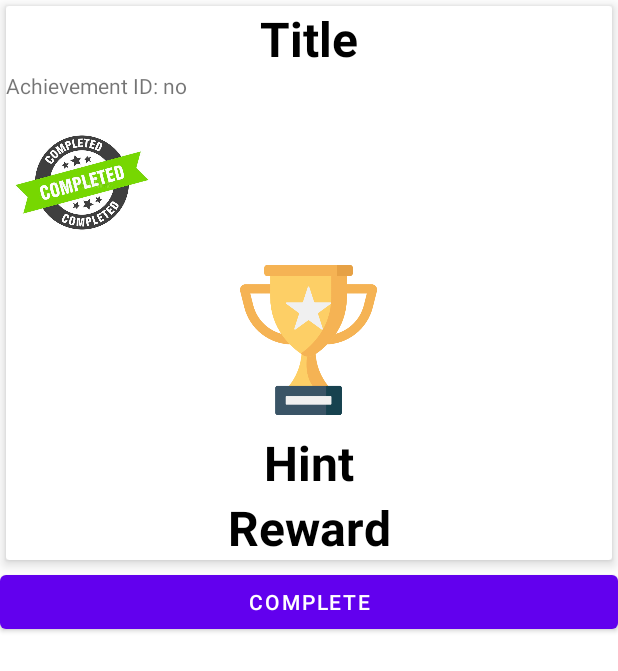
After one commit to leejowyn/quit_smoke, an Android app: the layout user_list.xml on its own in the app's theme, with its tools: preview values and no code run, on a phone screen of 412 x 824 dp. The commit adds this screen. Shown: the top 671 px of the screen. Run offline under Robolectric (Android 15) with nearby library versions, the phone set to English and light mode, and no system bars; network calls fail.

Commit message:
achievement commit

```diff
--- /dev/null
+++ b/app/src/main/res/layout/user_list.xml
@@ -0,0 +1,98 @@
+<?xml version="1.0" encoding="utf-8"?>
+<LinearLayout
+    xmlns:android="http://schemas.android.com/apk/res/android"
+    android:orientation="vertical"
+    android:layout_width="match_parent"
+    android:layout_height="match_parent"
+    xmlns:app="http://schemas.android.com/apk/res-auto">
+
+    <androidx.cardview.widget.CardView
+        android:layout_width="match_parent"
+        android:layout_height="wrap_content"
+        android:layout_margin="4dp"
+        app:cardElevation="5dp"
+        android:id="@+id/cardView">
+
+        <LinearLayout
+            android:layout_width="match_parent"
+            android:layout_height="wrap_content"
+            android:orientation="vertical">
+
+            <TextView
+                android:layout_width="match_parent"
+                android:layout_height="wrap_content"
+                android:id="@+id/tv_title"
+                android:gravity="center"
+                android:text="Title"
+                android:textSize="32dp"
+                android:textStyle="bold"
+                android:textColor="@color/black"/>
+
+        <LinearLayout
+            android:layout_width="match_parent"
+            android:layout_height="wrap_content"
+            android:orientation="horizontal">
+
+            <TextView
+                android:id="@+id/tv_achievement"
+                android:layout_width="wrap_content"
+                android:layout_height="wrap_content"
+                android:text="Achievement ID: " />
+
+            <TextView
+                android:id="@+id/tv_achievementid"
+                android:layout_width="wrap_content"
+                android:layout_height="wrap_content"
+                android:text="no" />
+
+        </LinearLayout>
+
+
+            <ImageView
+                android:id="@+id/iv_complete"
+                android:layout_width="101dp"
+                android:layout_height="110dp"
+                app:srcCompat="@drawable/complete" />
+
+            <ImageView
+                android:id="@+id/iv_img"
+                android:layout_width="223dp"
+                android:layout_height="100dp"
+                android:layout_gravity="center"
+                android:layout_marginLeft="10dp"
+                android:layout_marginRight="10dp"
+                android:layout_marginBottom="10dp"
+                android:src="@drawable/achievement_logo" />
+
+            <TextView
+                android:layout_width="match_parent"
+                android:layout_height="wrap_content"
+                android:id="@+id/tv_hint"
+                android:gravity="center"
+                android:text="Hint"
+                android:textSize="32dp"
+                android:textStyle="bold"
+                android:textColor="@color/black"/>
+
+            <TextView
+                android:id="@+id/tv_reward"
+                android:layout_width="match_parent"
+                android:layout_height="wrap_content"
+                android:gravity="center"
+                android:text="Reward"
+                android:textSize="32dp"
+                android:textStyle="bold"
+                android:textColor="@color/black"/>
+
+
+        </LinearLayout>
+    </androidx.cardview.widget.CardView>
+
+    <Button
+        android:id="@+id/btn_complete"
+        android:layout_width="match_parent"
+        android:layout_height="wrap_content"
+        android:text="Complete"
+        />
+
+</LinearLayout>
```
Also changed, not shown: app/src/main/java/com/example/quitsmokingapp/Achievement.java (added, +40 -0 lines), app/src/main/java/com/example/quitsmokingapp/AchievementFragment.java (added, +53 -0 lines), app/src/main/java/com/example/quitsmokingapp/IntroductoryActivity.java (+5 -5 lines), app/src/main/java/com/example/quitsmokingapp/achievementAdapter.java (added, +139 -0 lines), app/src/main/res/layout/fragment_achievement.xml (added, +20 -0 lines), app/src/main/res/navigation/main.xml (+7 -0 lines), app/src/main/res/drawable/achievement_logo.png (added), app/src/main/res/drawable/complete.jpg (added).
